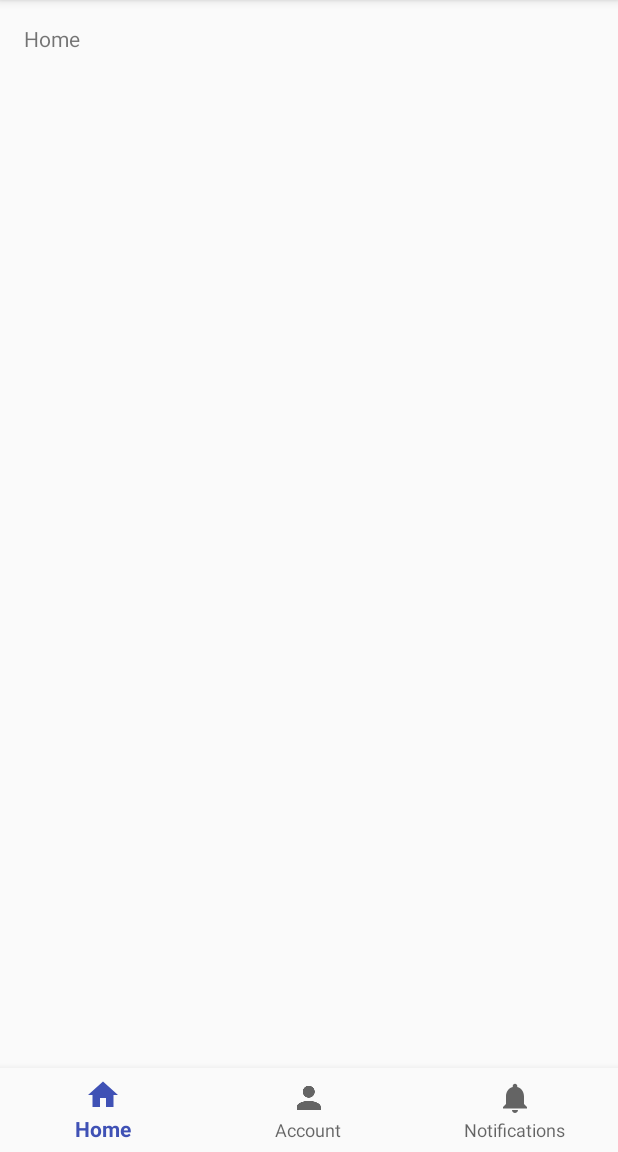
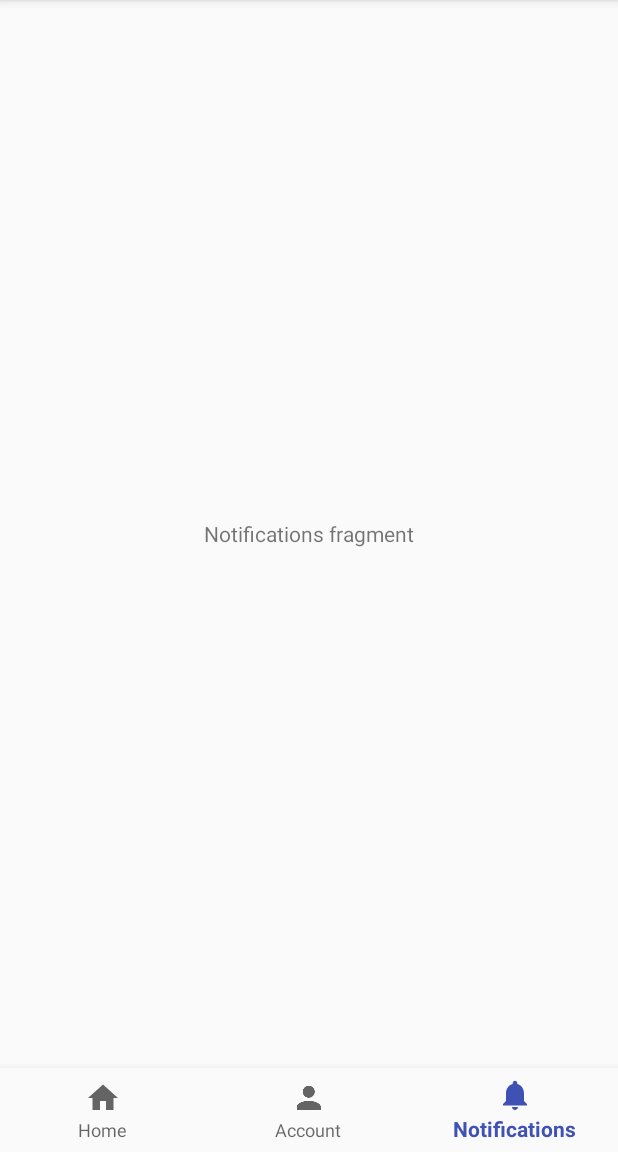
Before and after one commit to Pancor/Stagap, an Android app: the screen it shows after launch (MainActivity), item 3 of the bottom bar chosen, on a phone screen of 412 x 824 dp, the part 84-1236 px from its top. Run offline under Robolectric (Android 15) with nearby library versions, the phone set to English and light mode, and no system bars.

Commit message:
Added changing fragments and firebase

```diff
--- a/app/build.gradle
+++ b/app/build.gradle
@@ -26,7 +26,11 @@ dependencies {
     implementation 'com.android.support.constraint:constraint-layout:1.0.2'
     implementation 'com.android.support:support-vector-drawable:26.1.0'
     implementation 'com.android.support:support-v4:26.1.0'
+    implementation 'com.google.firebase:firebase-database:11.0.4'
     testImplementation 'junit:junit:4.12'
     androidTestImplementation 'com.android.support.test:runner:1.0.1'
     androidTestImplementation 'com.android.support.test.espresso:espresso-core:3.0.1'
 }
+
+
+apply plugin: 'com.google.gms.google-services'
--- a/app/src/main/java/com/stagap/stagap/HomeFragment.java
+++ b/app/src/main/java/com/stagap/stagap/HomeFragment.java
@@ -14,7 +14,6 @@ public class HomeFragment extends Fragment {
     @Override
     public View onCreateView(LayoutInflater inflater, ViewGroup container,
                              Bundle savedInstanceState) {
-        // Inflate the layout for this fragment
         return inflater.inflate(R.layout.fragment_home, container, false);
     }
 
--- a/app/src/main/java/com/stagap/stagap/MainActivity.java
+++ b/app/src/main/java/com/stagap/stagap/MainActivity.java
@@ -1,44 +1,63 @@
 package com.stagap.stagap;
+
 
 import android.os.Bundle;
 import android.support.annotation.NonNull;
 import android.support.design.widget.BottomNavigationView;
+import android.support.v4.app.Fragment;
+import android.support.v4.app.FragmentTransaction;
 import android.support.v7.app.AppCompatActivity;
 import android.view.MenuItem;
-import android.widget.TextView;
+import android.widget.FrameLayout;
 
 public class MainActivity extends AppCompatActivity {
 
-    private TextView mTextMessage;
+    private BottomNavigationView mMainNav;
+    private FrameLayout mMainFrame;
 
-    private BottomNavigationView.OnNavigationItemSelectedListener mOnNavigationItemSelectedListener
-            = new BottomNavigationView.OnNavigationItemSelectedListener() {
-
-        @Override
-        public boolean onNavigationItemSelected(@NonNull MenuItem item) {
-            switch (item.getItemId()) {
-                case R.id.navigation_home:
-                    mTextMessage.setText(R.string.title_home);
-                    return true;
-                case R.id.navigation_dashboard:
-                    mTextMessage.setText(R.string.title_dashboard);
-                    return true;
-                case R.id.navigation_notifications:
-                    mTextMessage.setText(R.string.title_notifications);
-                    return true;
-            }
-            return false;
-        }
-    };
+    private HomeFragment homeFragment;
+    private NotificationsFragment notificationsFragment;
+    private AccountFragment accountFragment;
 
     @Override
     protected void onCreate(Bundle savedInstanceState) {
         super.onCreate(savedInstanceState);
         setContentView(R.layout.activity_main);
 
-        mTextMessage = (TextView) findViewById(R.id.message);
-        BottomNavigationView navigation = (BottomNavigationView) findViewById(R.id.navigation);
-        navigation.setOnNavigationItemSelectedListener(mOnNavigationItemSelectedListener);
+        homeFragment = new HomeFragment();
+        notificationsFragment = new NotificationsFragment();
+        accountFragment = new AccountFragment();
+
+        setFragment(homeFragment);
+
+        mMainNav = findViewById(R.id.navigation);
+        mMainNav.setOnNavigationItemSelectedListener(
+                new BottomNavigationView.OnNavigationItemSelectedListener() {
+            @Override
+            public boolean onNavigationItemSelected(@NonNull MenuItem item) {
+                switch(item.getItemId()){
+                    case(R.id.navigation_home):
+                        setFragment(homeFragment);
+                        return true;
+                    case(R.id.navigation_person):
+                        setFragment(accountFragment);
+                        return true;
+                    case(R.id.navigation_notifications):
+                        setFragment(notificationsFragment);
+                        return true;
+                    default:
+                        return false;
+                }
+
+                }
+        });
+    }
+
+    private void setFragment(Fragment fragment){
+        FragmentTransaction fragmentTransaction = getSupportFragmentManager().beginTransaction();
+        fragmentTransaction.replace(R.id.main_frame, fragment);
+        fragmentTransaction.commit();
+
     }
 
 }
--- a/app/src/main/res/layout/activity_main.xml
+++ b/app/src/main/res/layout/activity_main.xml
@@ -1,5 +1,5 @@
 <?xml version="1.0" encoding="utf-8"?>
-<android.support.constraint.ConstraintLayout xmlns:android="http://schemas.android.com/apk/res/android"
+<RelativeLayout xmlns:android="http://schemas.android.com/apk/res/android"
     xmlns:app="http://schemas.android.com/apk/res-auto"
     xmlns:tools="http://schemas.android.com/tools"
     android:id="@+id/container"
@@ -7,25 +7,23 @@
     android:layout_height="match_parent"
     tools:context="com.stagap.stagap.MainActivity">
 
-    <TextView
-        android:id="@+id/message"
-        android:layout_width="wrap_content"
-        android:layout_height="wrap_content"
-        android:layout_marginLeft="16dp"
-        android:layout_marginTop="16dp"
-        android:text="@string/title_home"
-        app:layout_constraintLeft_toLeftOf="parent"
-        app:layout_constraintTop_toTopOf="parent" />
-
     <android.support.design.widget.BottomNavigationView
         android:id="@+id/navigation"
-        android:layout_width="0dp"
+        android:layout_width="match_parent"
         android:layout_height="wrap_content"
+        android:layout_alignParentBottom="true"
         android:background="?android:attr/windowBackground"
-        app:layout_constraintBottom_toBottomOf="parent"
-        app:layout_constraintLeft_toLeftOf="parent"
-        app:layout_constraintRight_toRightOf="parent"
-        app:menu="@menu/navigation" />
+        app:menu="@menu/navigation">
+
+    </android.support.design.widget.BottomNavigationView>
+
+    <FrameLayout
+        android:id="@+id/main_frame"
+        android:layout_width="match_parent"
+        android:layout_height="match_parent"
+        android:layout_above="@+id/navigation">
+
+    </FrameLayout>
 
 
-</android.support.constraint.ConstraintLayout>
+</RelativeLayout>
--- a/app/src/main/res/layout/fragment_notifications.xml
+++ b/app/src/main/res/layout/fragment_notifications.xml
@@ -5,9 +5,16 @@
     tools:context="com.stagap.stagap.NotificationsFragment">
 
     <!-- TODO: Update blank fragment layout -->
-    <TextView
+    <RelativeLayout
         android:layout_width="match_parent"
-        android:layout_height="match_parent"
-        android:text="@string/hello_blank_fragment" />
+        android:layout_height="match_parent">
+
+        <TextView
+            android:layout_width="wrap_content"
+            android:layout_height="wrap_content"
+            android:layout_centerHorizontal="true"
+            android:layout_centerVertical="true"
+            android:text="Notifications fragment" />
+    </RelativeLayout>
 
 </FrameLayout>
--- a/build.gradle
+++ b/build.gradle
@@ -12,6 +12,7 @@ buildscript {
 
         // NOTE: Do not place your application dependencies here; they belong
         // in the individual module build.gradle files
+        classpath 'com.google.gms:google-services:3.1.0'
     }
 }
 
```
Also changed, not shown: app/src/main/res/layout/fragment_account.xml (+10 -3 lines), app/src/main/res/layout/fragment_home.xml (+10 -3 lines), app/src/main/java/com/stagap/stagap/NotificationsFragment.java (line endings or trailing spaces), 1 other file.
